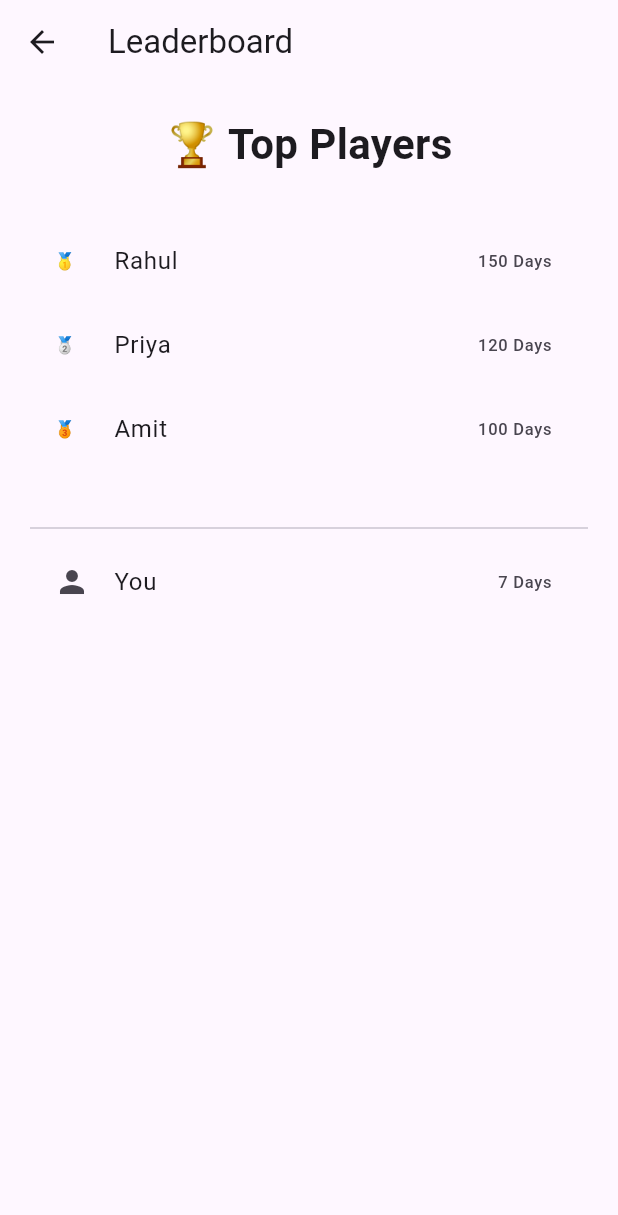
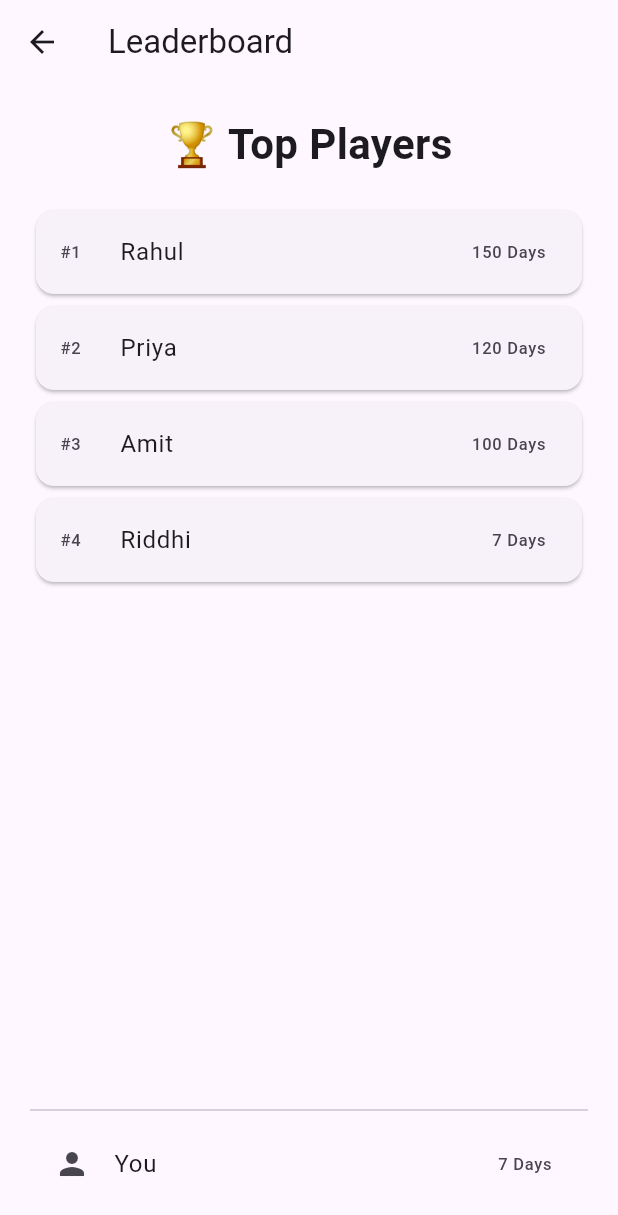
Before and after one commit to Riddhi07z/StreakQuest, a Flutter app: the HomeScreen screen opened directly, after a tap on "Leaderboard", on a phone screen of 412 x 824 dp. Shown: the top 1215 px of the screen. Run offline on Flutter 3.47's test engine with Material 3 defaults, Android fonts, the phone set to English and light mode, and no system bars.

Commit message:
Added dynamic leaderboard and streak system

```diff
--- a/lib/Screens/home_screen.dart
+++ b/lib/Screens/home_screen.dart
@@ -73,7 +73,7 @@ ElevatedButton(
     Navigator.push(
       context,
       MaterialPageRoute(
-        builder: (context) => const LeaderboardScreen(),
+        builder: (context) => LeaderboardScreen(),
       ),
     );
   },
--- a/lib/Screens/leaderboard_screen.dart
+++ b/lib/Screens/leaderboard_screen.dart
@@ -1,7 +1,15 @@
+import '../data/user_data.dart';
 import 'package:flutter/material.dart';
 
+
 class LeaderboardScreen extends StatelessWidget {
-  const LeaderboardScreen({super.key});
+  LeaderboardScreen({super.key});
+  final List<Map<String, dynamic>> players =  [
+    {"name": "Rahul", "streak": 150},
+    {"name": "Priya", "streak": 120},
+    {"name": "Amit", "streak": 100},
+    {"name": "Riddhi", "streak": UserData.streak},
+  ];
 
   @override
   Widget build(BuildContext context) {
@@ -21,35 +29,32 @@ class LeaderboardScreen extends StatelessWidget {
               ),
             ),
 
-            const SizedBox(height: 30),
+            const SizedBox(height: 20),
 
-            ListTile(
-              leading: const Text("🥇"),
-              title: const Text("Rahul"),
-              trailing: const Text("150 Days"),
+            Expanded(
+              child: ListView.builder(
+                itemCount: players.length,
+                itemBuilder: (context, index) {
+                  return Card(
+                    child: ListTile(
+                      leading: Text("#${index + 1}"),
+                      title: Text(players[index]["name"]),
+                      trailing: Text(
+                        "${players[index]["streak"]} Days",
+                      ),
+                    ),
+                  );
+                },
+              ),
             ),
-
-            ListTile(
-              leading: const Text("🥈"),
-              title: const Text("Priya"),
-              trailing: const Text("120 Days"),
-            ),
-
-            ListTile(
-              leading: const Text("🥉"),
-              title: const Text("Amit"),
-              trailing: const Text("100 Days"),
-            ),
-
-            const SizedBox(height: 30),
 
             const Divider(),
 
-            const ListTile(
-              leading: Icon(Icons.person),
-              title: Text("You"),
-              trailing: Text("7 Days"),
-            ),
+            ListTile(
+  leading: const Icon(Icons.person),
+  title: const Text("You"),
+  trailing: Text("${UserData.streak} Days"),
+),
           ],
         ),
       ),
--- a/lib/Screens/main_screen.dart
+++ b/lib/Screens/main_screen.dart
@@ -15,7 +15,7 @@ class _MainScreenState extends State<MainScreen> {
 
   final List<Widget> screens = [
     const HomeScreen(),
-    const LeaderboardScreen(),
+    LeaderboardScreen(),
     const ProfileScreen(),
   ];
 
```
